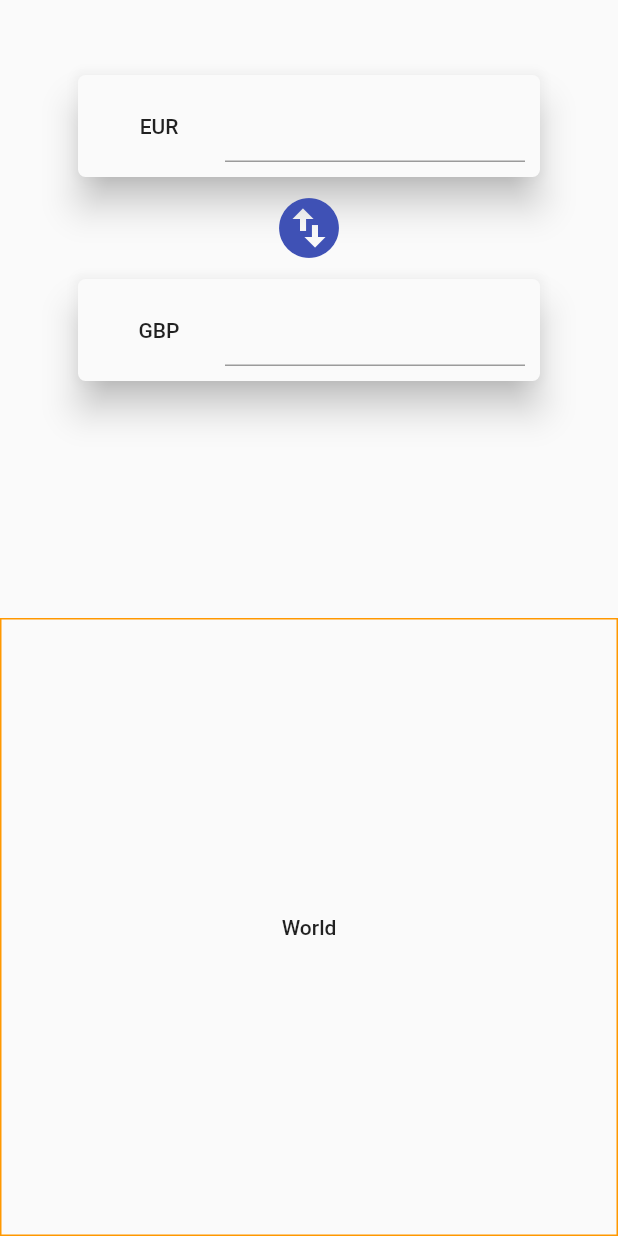
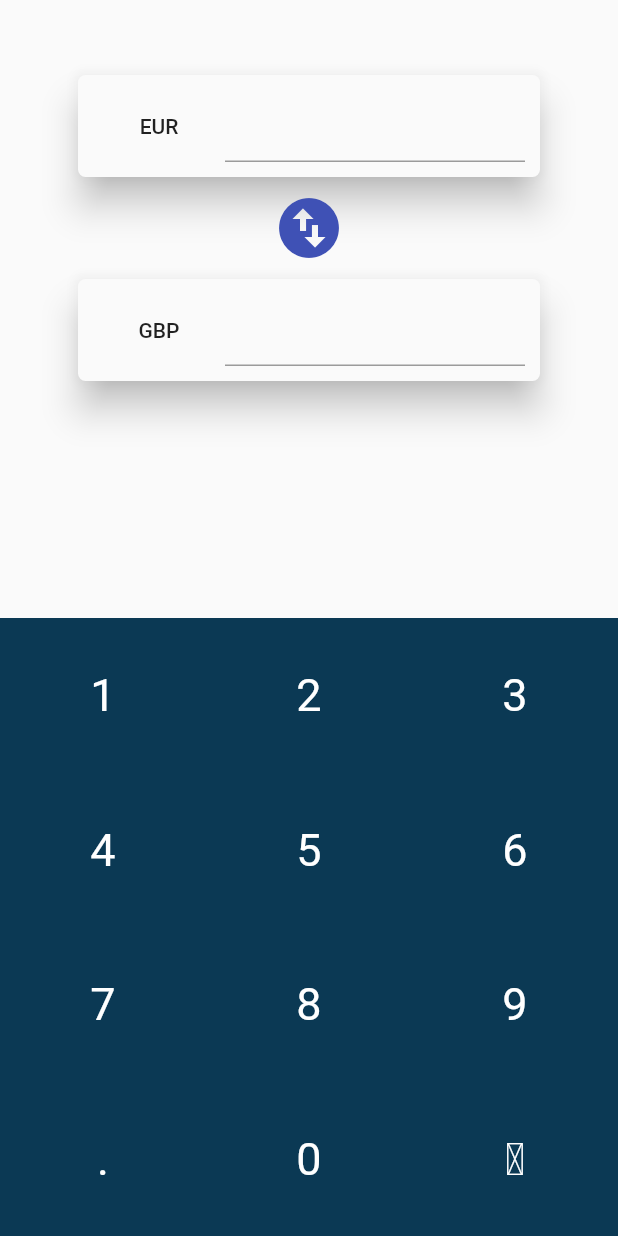
Before and after one commit to adso023/Currency-Exchange-App, a Flutter app: the screen it shows after launch, on a phone screen of 412 x 824 dp. Run offline on Flutter 3.47's test engine with Material 2 defaults, Android fonts, the phone set to English and light mode, and no system bars.

Commit message:
Finished styling keyboard work on input and logic

```diff
--- a/lib/Views/KeyboardView.dart
+++ b/lib/Views/KeyboardView.dart
@@ -12,10 +12,83 @@ class _KeyboardViewState extends State<KeyboardView> {
     return Container(
       height: (MediaQuery.of(context).size.height / 2),
       width: MediaQuery.of(context).size.width,
-      decoration: BoxDecoration(
-        border: Border.all(color: Colors.orange)
+      color: Color.fromRGBO(11, 57, 84, 1),
+      child: Column(
+        mainAxisSize: MainAxisSize.max,
+        children: [
+          Row(
+            mainAxisAlignment: MainAxisAlignment.spaceEvenly,
+            children: [
+              createButton(1),
+              createButton(2),
+              createButton(3),
+            ],
+          ),
+          Row(
+            mainAxisAlignment: MainAxisAlignment.spaceEvenly,
+            children: [
+              createButton(4),
+              createButton(5),
+              createButton(6),
+            ],
+          ),
+          Row(
+            mainAxisAlignment: MainAxisAlignment.spaceEvenly,
+            children: [
+              createButton(7),
+              createButton(8),
+              createButton(9)
+            ],
+          ),
+          Row(
+            mainAxisAlignment: MainAxisAlignment.spaceEvenly,
+            children: [
+              createDecimal(),
+              createButton(0),
+              createBackspace(),
+            ],
+          ),
+        ],
       ),
-      child: FlatButton(onPressed: (){}, child: Text('World')),
     );
   }
+
+  Container createButton(int number) => Container(
+    alignment: Alignment.center,
+    padding: EdgeInsets.all(10),
+    margin: EdgeInsets.all(5),
+    width: (MediaQuery.of(context).size.width / 3) - 10,
+    height: ((MediaQuery.of(context).size.height / 2) / 4) - 10,
+    decoration: BoxDecoration(
+      //color: Color.fromRGBO(10, 46, 54, 1),
+      borderRadius: BorderRadius.all(Radius.circular(5.0))
+    ),
+    child: Text(number.toString(), style: TextStyle(color: Colors.white, fontSize: 30),),
+  );
+
+  Container createDecimal() => Container(
+    alignment: Alignment.center,
+    padding: EdgeInsets.all(10),
+    margin: EdgeInsets.all(5),
+    width: (MediaQuery.of(context).size.width / 3) - 10,
+    height: ((MediaQuery.of(context).size.height / 2) / 4) - 10,
+    decoration: BoxDecoration(
+        //color: Color.fromRGBO(10, 46, 54, 1),
+        borderRadius: BorderRadius.all(Radius.circular(5.0))
+    ),
+    child: Text('.', style: TextStyle(color: Colors.white, fontSize: 30),),
+  );
+
+  Container createBackspace() => Container(
+    alignment: Alignment.center,
+    padding: EdgeInsets.all(10),
+    margin: EdgeInsets.all(5),
+    width: (MediaQuery.of(context).size.width / 3) - 10,
+    height: ((MediaQuery.of(context).size.height / 2) / 4) - 10,
+    decoration: BoxDecoration(
+        //color: Color.fromRGBO(10, 46, 54, 1),
+        borderRadius: BorderRadius.all(Radius.circular(5.0))
+    ),
+    child: Text(String.fromCharCodes(Runes('\u232B')), style: TextStyle(color: Colors.white, fontSize: 30),),
+  );
 }
```
